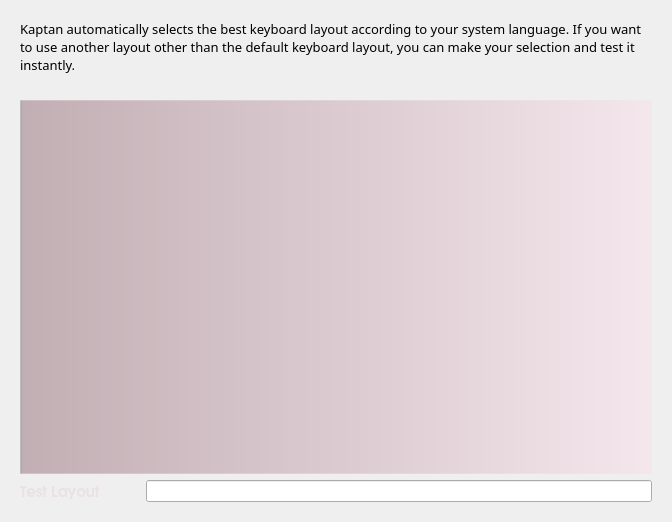
This is kde/kaptan/src/gui/keyboardWidget.ui in pars-linux/uludag as Qt 5 draws it before an edit. The edited form follows.
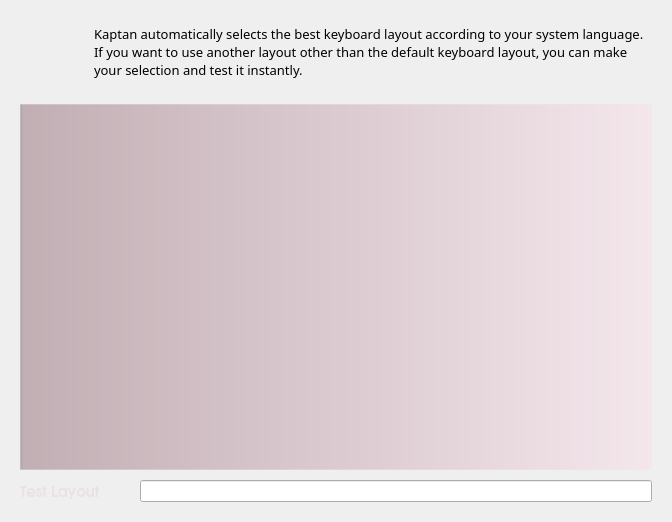
This is the edited form. Icons and pictures are not drawn.

```diff
--- a/kde/kaptan/src/gui/keyboardWidget.ui
+++ b/kde/kaptan/src/gui/keyboardWidget.ui
@@ -17,7 +17,76 @@
    <property name="margin">
     <number>20</number>
    </property>
-   <item row="1" column="0" colspan="2">
+   <property name="spacing">
+    <number>0</number>
+   </property>
+   <item row="0" column="0">
+    <widget class="QLabel" name="label_2">
+     <property name="minimumSize">
+      <size>
+       <width>64</width>
+       <height>64</height>
+      </size>
+     </property>
+     <property name="maximumSize">
+      <size>
+       <width>64</width>
+       <height>64</height>
+      </size>
+     </property>
+     <property name="text">
+      <string/>
+     </property>
+     <property name="pixmap">
+      <pixmap resource="raw.qrc">:/raw/pics/preferences-desktop-keyboard.png</pixmap>
+     </property>
+    </widget>
+   </item>
+   <item row="0" column="1">
+    <widget class="QLabel" name="description">
+     <property name="minimumSize">
+      <size>
+       <width>300</width>
+       <height>0</height>
+      </size>
+     </property>
+     <property name="font">
+      <font>
+       <family>Sans Serif</family>
+       <pointsize>10</pointsize>
+      </font>
+     </property>
+     <property name="styleSheet">
+      <string notr="true"/>
+     </property>
+     <property name="text">
+      <string>Kaptan automatically selects the best keyboard layout according to your system language. If you want to use another layout other than the default keyboard layout, you can make your selection and test it instantly.</string>
+     </property>
+     <property name="wordWrap">
+      <bool>true</bool>
+     </property>
+     <property name="indent">
+      <number>10</number>
+     </property>
+    </widget>
+   </item>
+   <item row="1" column="0">
+    <spacer name="verticalSpacer_6">
+     <property name="orientation">
+      <enum>Qt::Vertical</enum>
+     </property>
+     <property name="sizeType">
+      <enum>QSizePolicy::Fixed</enum>
+     </property>
+     <property name="sizeHint" stdset="0">
+      <size>
+       <width>30</width>
+       <height>20</height>
+      </size>
+     </property>
+    </spacer>
+   </item>
+   <item row="2" column="0" colspan="2">
     <layout class="QHBoxLayout" name="horizontalLayout_2">
      <item>
       <layout class="QGridLayout" name="gridLayout_2">
@@ -54,6 +123,12 @@
        </item>
        <item row="1" column="0">
         <layout class="QHBoxLayout" name="horizontalLayout">
+         <property name="spacing">
+          <number>0</number>
+         </property>
+         <property name="topMargin">
+          <number>10</number>
+         </property>
          <item>
           <widget class="QLabel" name="label">
            <property name="font">
@@ -97,51 +172,6 @@
      </item>
     </layout>
    </item>
-   <item row="0" column="0" colspan="2">
-    <layout class="QVBoxLayout" name="verticalLayout_2">
-     <item>
-      <widget class="QLabel" name="description">
-       <property name="minimumSize">
-        <size>
-         <width>300</width>
-         <height>0</height>
-        </size>
-       </property>
-       <property name="font">
-        <font>
-         <family>Sans Serif</family>
-         <pointsize>10</pointsize>
-        </font>
-       </property>
-       <property name="styleSheet">
-        <string notr="true"/>
-       </property>
-       <property name="text">
-        <string>Kaptan automatically selects the best keyboard layout according to your system language. If you want to use another layout other than the default keyboard layout, you can make your selection and test it instantly.</string>
-       </property>
-       <property name="wordWrap">
-        <bool>true</bool>
-       </property>
-      </widget>
-     </item>
-     <item>
-      <spacer name="verticalSpacer_6">
-       <property name="orientation">
-        <enum>Qt::Vertical</enum>
-       </property>
-       <property name="sizeType">
-        <enum>QSizePolicy::Fixed</enum>
-       </property>
-       <property name="sizeHint" stdset="0">
-        <size>
-         <width>30</width>
-         <height>20</height>
-        </size>
-       </property>
-      </spacer>
-     </item>
-    </layout>
-   </item>
   </layout>
  </widget>
  <resources/>
```
Left out of the diff: 6 changed lines with no effect on the pictures.
